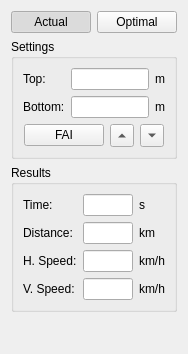
The window that src/wingsuitview.ui (flysight/flysight-viewer-qt) describes before a commit, drawn with Qt 5.
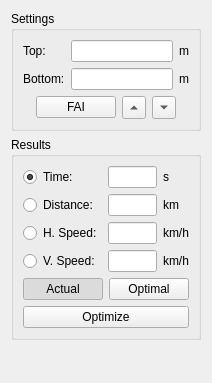
The same window after the commit.

Commit message: Add optimization interface to wingsuit view

```diff
--- a/src/wingsuitview.ui
+++ b/src/wingsuitview.ui
@@ -6,13 +6,13 @@
    <rect>
     <x>0</x>
     <y>0</y>
-    <width>185</width>
-    <height>354</height>
+    <width>200</width>
+    <height>383</height>
    </rect>
   </property>
   <property name="maximumSize">
    <size>
-    <width>185</width>
+    <width>200</width>
     <height>16777215</height>
    </size>
   </property>
@@ -20,33 +20,6 @@
    <string>Form</string>
   </property>
   <layout class="QVBoxLayout" name="verticalLayout_2">
-   <item>
-    <layout class="QHBoxLayout" name="horizontalLayout_2">
-     <item>
-      <widget class="QPushButton" name="actualButton">
-       <property name="text">
-        <string>Actual</string>
-       </property>
-       <property name="checkable">
-        <bool>true</bool>
-       </property>
-       <property name="checked">
-        <bool>true</bool>
-       </property>
-      </widget>
-     </item>
-     <item>
-      <widget class="QPushButton" name="optimalButton">
-       <property name="text">
-        <string>Optimal</string>
-       </property>
-       <property name="checkable">
-        <bool>true</bool>
-       </property>
-      </widget>
-     </item>
-    </layout>
-   </item>
    <item>
     <widget class="QGroupBox" name="groupBox">
      <property name="title">
@@ -156,12 +129,17 @@
      <property name="title">
       <string>Results</string>
      </property>
+     <layout class="QVBoxLayout" name="verticalLayout_3">
+      <item>
      <layout class="QGridLayout" name="gridLayout_2">
       <item row="0" column="0">
-       <widget class="QLabel" name="label_5">
+         <widget class="QRadioButton" name="timeButton">
         <property name="text">
          <string>Time:</string>
         </property>
+          <property name="checked">
+           <bool>true</bool>
+          </property>
        </widget>
       </item>
       <item row="0" column="1">
@@ -178,6 +156,20 @@
         </property>
        </widget>
       </item>
+        <item row="1" column="0">
+         <widget class="QRadioButton" name="distanceButton">
+          <property name="text">
+           <string>Distance:</string>
+          </property>
+         </widget>
+        </item>
+        <item row="1" column="1">
+         <widget class="QLineEdit" name="distanceEdit">
+          <property name="readOnly">
+           <bool>true</bool>
+          </property>
+         </widget>
+        </item>
       <item row="1" column="2">
        <widget class="QLabel" name="distanceUnits">
         <property name="text">
@@ -185,22 +177,8 @@
         </property>
        </widget>
       </item>
-      <item row="1" column="1">
-       <widget class="QLineEdit" name="distanceEdit">
-        <property name="readOnly">
-         <bool>true</bool>
-        </property>
-       </widget>
-      </item>
-      <item row="1" column="0">
-       <widget class="QLabel" name="label_6">
-        <property name="text">
-         <string>Distance:</string>
-        </property>
-       </widget>
-      </item>
       <item row="2" column="0">
-       <widget class="QLabel" name="label_7">
+         <widget class="QRadioButton" name="hSpeedButton">
         <property name="text">
          <string>H. Speed:</string>
         </property>
@@ -224,7 +202,7 @@
        <widget class="QLineEdit" name="verticalSpeedEdit"/>
       </item>
       <item row="3" column="0">
-       <widget class="QLabel" name="label_3">
+         <widget class="QRadioButton" name="vSpeedButton">
         <property name="text">
          <string>V. Speed:</string>
         </property>
@@ -234,6 +212,42 @@
        <widget class="QLabel" name="verticalSpeedUnits">
         <property name="text">
          <string>km/h</string>
+          </property>
+         </widget>
+        </item>
+       </layout>
+      </item>
+      <item>
+       <layout class="QHBoxLayout" name="horizontalLayout_2">
+        <item>
+         <widget class="QPushButton" name="actualButton">
+          <property name="text">
+           <string>Actual</string>
+          </property>
+          <property name="checkable">
+           <bool>true</bool>
+          </property>
+          <property name="checked">
+           <bool>true</bool>
+          </property>
+         </widget>
+        </item>
+        <item>
+         <widget class="QPushButton" name="optimalButton">
+          <property name="text">
+           <string>Optimal</string>
+          </property>
+          <property name="checkable">
+           <bool>true</bool>
+          </property>
+         </widget>
+        </item>
+       </layout>
+      </item>
+      <item>
+       <widget class="QPushButton" name="optimizeButton">
+        <property name="text">
+         <string>Optimize</string>
         </property>
        </widget>
       </item>
```
Left out of the diff: 18 changed lines with no effect on the pictures. Lines whose indentation alone changed are shown as unchanged. The commit also changes 5 other files.
